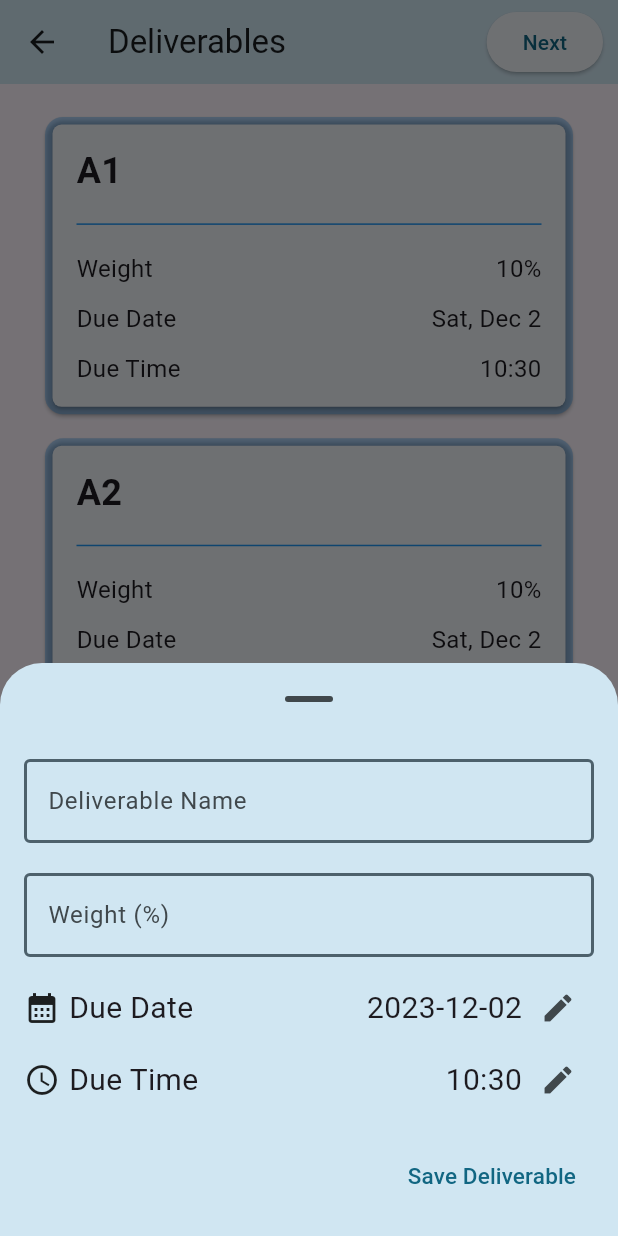
After one commit to K-rolls/CourseCompass, a Flutter app: the CourseConfigDeliverables screen opened directly, after a tap on "New", on a phone screen of 412 x 824 dp. The commit adds this screen. Run offline on Flutter 3.47's test engine with Material 2 defaults, Android fonts, the phone set to English and light mode, and no system bars; our stand-ins replace material_symbols_icons, table_calendar.

Commit message:
Deliverables Page (#54)
* Began implementing course config deliverables page

* -Fixed datepicker
-Began implementing timepicker

* Got timepicker working and state in alertdialog updating corrently

* -Added weight field with validation
-Improved styling

* -Improved styling

* -added pubspec to gitignore

* configured analysis options

* -Made deliverables card
-Fixed modal to scale with keyboard

* fixed main

* Formatfarting

* Appeasing the linter

* import fixes

```diff
--- a/analysis_options.yaml
+++ b/analysis_options.yaml
@@ -1 +1,5 @@
 include: package:flutter_lints/flutter.yaml
+
+linter:
+  rules:
+    - require_trailing_commas
--- /dev/null
+++ b/lib/view/components/course_config_flow/flow.dart
@@ -0,0 +1 @@
+// Empty file so git picks up folder structure
--- /dev/null
+++ b/lib/view/components/course_config_flow/pages/deliverables.dart
@@ -0,0 +1,279 @@
+import 'package:flutter/material.dart';
+import 'package:flutter/services.dart';
+
+import '../../deliverables_card.dart';
+
+class CourseConfigDeliverables extends StatefulWidget {
+  const CourseConfigDeliverables({super.key});
+
+  @override
+  State<CourseConfigDeliverables> createState() =>
+      _CourseConfigDeliverablesState();
+}
+
+class _CourseConfigDeliverablesState extends State<CourseConfigDeliverables> {
+  DateTime _selectedDate = DateTime.now();
+  TimeOfDay _selectedTime = TimeOfDay.now();
+  final TextEditingController _weightController = TextEditingController();
+  String? weightErrorText;
+
+  Future<void> _selectDate(BuildContext context, StateSetter setState) async {
+    final DateTime? picked = await showDatePicker(
+      context: context,
+      initialDate: _selectedDate,
+      firstDate: DateTime(2000),
+      lastDate: DateTime.now(),
+    );
+    if (picked != null) {
+      setState(() {
+        _selectedDate = picked;
+      });
+    }
+  }
+
+  Future<void> _selectTime(BuildContext context, StateSetter setState) async {
+    final TimeOfDay? picked = await showTimePicker(
+      context: context,
+      initialTime: _selectedTime,
+    );
+    if (picked != null) {
+      setState(() {
+        _selectedTime = picked;
+      });
+    }
+  }
+
+  @override
+  Widget build(BuildContext context) {
+    return Dialog.fullscreen(
+      child: Scaffold(
+        resizeToAvoidBottomInset: true,
+        appBar: AppBar(
+          backgroundColor: Theme.of(context).colorScheme.secondaryContainer,
+          title: const Text('Deliverables'),
+          actions: [
+            Padding(
+              padding: const EdgeInsets.only(right: 10.0),
+              child:
+                  ElevatedButton(onPressed: () {}, child: const Text('Next')),
+            ),
+          ],
+        ),
+        floatingActionButton: FloatingActionButton.extended(
+          isExtended: true,
+          onPressed: () => {
+            showModalBottomSheet(
+              backgroundColor: Theme.of(context).colorScheme.secondaryContainer,
+              context: context,
+              isScrollControlled: true,
+              builder: (BuildContext context) {
+                return StatefulBuilder(
+                  builder: (BuildContext context, StateSetter setState) {
+                    return SingleChildScrollView(
+                      child: Padding(
+                        padding: EdgeInsets.only(
+                          bottom: MediaQuery.of(context).viewInsets.bottom,
+                        ),
+                        child: SizedBox(
+                          width: MediaQuery.of(context).size.width,
+                          child: Padding(
+                            padding: const EdgeInsets.all(16.0),
+                            child: Column(
+                              mainAxisSize: MainAxisSize.min,
+                              children: [
+                                TextField(
+                                  decoration: InputDecoration(
+                                    enabledBorder: OutlineInputBorder(
+                                      borderSide: BorderSide(
+                                        color: Theme.of(context)
+                                            .colorScheme
+                                            .secondary,
+                                        width: 2.0,
+                                      ),
+                                    ),
+                                    border: OutlineInputBorder(
+                                      borderSide: BorderSide(
+                                        color: Theme.of(context)
+                                            .colorScheme
+                                            .secondary,
+                                        width: 2.0,
+                                      ),
+                                    ),
+                                    labelText: 'Deliverable Name',
+                                  ),
+                                ),
+                                const SizedBox(height: 20),
+                                TextField(
+                                  controller: _weightController,
+                                  keyboardType: TextInputType.number,
+                                  inputFormatters: <TextInputFormatter>[
+                                    FilteringTextInputFormatter.allow(
+                                      RegExp(r'[0-9]'),
+                                    ),
+                                  ],
+                                  decoration: InputDecoration(
+                                    enabledBorder: OutlineInputBorder(
+                                      borderSide: BorderSide(
+                                        color: Theme.of(context)
+                                            .colorScheme
+                                            .secondary,
+                                        width: 2.0,
+                                      ),
+                                    ),
+                                    border: OutlineInputBorder(
+                                      borderSide: BorderSide(
+                                        color: Theme.of(context)
+                                            .colorScheme
+                                            .secondary,
+                                        width: 2.0,
+                                      ),
+                                    ),
+                                    labelText: 'Weight (%)',
+                                    hintText: 'Enter a value between 0 and 100',
+                                    errorText: weightErrorText,
+                                  ),
+                                ),
+                                const SizedBox(height: 10),
+                                Row(
+                                  mainAxisAlignment:
+                                      MainAxisAlignment.spaceBetween,
+                                  children: [
+                                    const Row(
+                                      children: [
+                                        Icon(Icons.calendar_month),
+                                        SizedBox(width: 6),
+                                        Text(
+                                          style: TextStyle(fontSize: 20),
+                                          'Due Date',
+                                        ),
+                                      ],
+                                    ),
+                                    Row(
+                                      children: [
+                                        Text(
+                                          style: const TextStyle(fontSize: 20),
+                                          _selectedDate
+                                              .toLocal()
+                                              .toString()
+                                              .split(' ')[0],
+                                        ),
+                                        IconButton(
+                                          onPressed: () =>
+                                              _selectDate(context, setState),
+                                          icon: const Icon(Icons.edit),
+                                        ),
+                                      ],
+                                    ),
+                                  ],
+                                ),
+                                Row(
+                                  mainAxisAlignment:
+                                      MainAxisAlignment.spaceBetween,
+                                  children: [
+                                    const Row(
+                                      children: [
+                                        Icon(Icons.schedule),
+                                        SizedBox(width: 6),
+                                        Text(
+                                          style: TextStyle(fontSize: 20),
+                                          'Due Time',
+                                        ),
+                                      ],
+                                    ),
+                                    Row(
+                                      children: [
+                                        Text(
+                                          style: const TextStyle(fontSize: 20),
+                                          '${_selectedTime.hour}:${_selectedTime.minute.toString().padLeft(2, '0')}',
+                                        ),
+                                        IconButton(
+                                          onPressed: () =>
+                                              _selectTime(context, setState),
+                                          icon: const Icon(Icons.edit),
+                                        ),
+                                      ],
+                                    ),
+                                  ],
+                                ),
+                                const SizedBox(height: 16),
+                                Row(
+                                  mainAxisAlignment: MainAxisAlignment.end,
+                                  children: [
+                                    TextButton(
+                                      onPressed: () {
+                                        String errorText = _validateWeight();
+                                        if (errorText.isEmpty) {
+                                          // Process the entered values
+                                          Navigator.of(context).pop();
+                                        } else {
+                                          setState(() {
+                                            weightErrorText = errorText;
+                                          });
+                                        }
+                                      },
+                                      child: const Text(
+                                        style: TextStyle(fontSize: 15),
+                                        'Save Deliverable',
+                                      ),
+                                    ),
+                                  ],
+                                ),
+                              ],
+                            ),
+                          ),
+                        ),
+                      ),
+                    );
+                  },
+                );
+              },
+            ),
+          },
+          tooltip: 'Add a Deliverable',
+          icon: const Icon(Icons.add),
+          label: const Text(
+            'New',
+            style: TextStyle(fontSize: 15),
+          ),
+        ),
+        body: Center(
+          child: Padding(
+            //Placeholder widgets for now
+            padding: const EdgeInsets.all(10.0),
+            child: Column(
+              children: [
+                DeliverablesCard(
+                  name: 'A1',
+                  color: Colors.blue,
+                  weight: 10,
+                  dueDate: DateTime.now(),
+                  dueTime: TimeOfDay.now(),
+                ),
+                DeliverablesCard(
+                  name: 'A2',
+                  color: Colors.blue,
+                  weight: 10,
+                  dueDate: DateTime.now(),
+                  dueTime: TimeOfDay.now(),
+                ),
+              ],
+            ),
+          ),
+        ),
+      ),
+    );
+  }
+
+  String _validateWeight() {
+    // Validate that the entered value is between 0 and 100
+    try {
+      int weight = int.parse(_weightController.text);
+      if (weight < 0 || weight > 100) {
+        return 'Weight must be between 0 and 100';
+      }
+    } catch (e) {
+      return 'Invalid numeric input';
+    }
+    return ''; // No validation error
+  }
+}
--- /dev/null
+++ b/lib/view/components/deliverables_card.dart
@@ -0,0 +1,108 @@
+import 'package:flutter/material.dart';
+import 'package:intl/intl.dart';
+import '../styles/card_style.dart';
+
+class DeliverablesCard extends StatelessWidget {
+  final String name;
+  final Color color;
+  final num weight;
+  final DateTime dueDate;
+  final TimeOfDay dueTime;
+
+  /// Creates a card that displays each course deliverable.
+
+  //TODO: Update this to take in stream params
+  const DeliverablesCard({
+    super.key,
+    required this.name,
+    required this.color,
+    required this.weight,
+    required this.dueDate,
+    required this.dueTime,
+  });
+
+  @override
+  Widget build(BuildContext context) {
+    return Container(
+      padding: const EdgeInsets.only(
+        top: 8.0,
+        left: 16.0,
+        right: 16.0,
+      ),
+      height: MediaQuery.of(context).size.height * 0.26,
+      child: Card(
+        color: color.withOpacity(0.333),
+        child: Padding(
+          padding: const EdgeInsets.all(1.0),
+          child: Card(
+            shape: RoundedRectangleBorder(
+              borderRadius: BorderRadius.circular(6.0),
+            ),
+            child: InkWell(
+              onTap: () {
+                // TODO: Implement onTap functionality
+              },
+              borderRadius: BorderRadius.circular(6.0),
+              child: Padding(
+                padding: CardStyle.defaultPadding,
+                child: Column(
+                  mainAxisAlignment: MainAxisAlignment.spaceEvenly,
+                  children: [
+                    Row(
+                      children: [
+                        Text(
+                          name,
+                          style: CardStyle.titleStyle,
+                        ),
+                      ],
+                    ),
+                    Divider(color: color),
+                    Row(
+                      children: [
+                        Text(
+                          'Weight',
+                          style: CardStyle.bodyStyle,
+                        ),
+                        const Spacer(),
+                        Text(
+                          '${weight.toString()}%',
+                          style: CardStyle.bodyStyle,
+                        ),
+                      ],
+                    ),
+                    Row(
+                      children: [
+                        Text(
+                          'Due Date',
+                          style: CardStyle.bodyStyle,
+                        ),
+                        const Spacer(),
+                        Text(
+                          DateFormat('MMMEd').format(dueDate),
+                          style: CardStyle.bodyStyle,
+                        ),
+                      ],
+                    ),
+                    Row(
+                      children: [
+                        Text(
+                          'Due Time',
+                          style: CardStyle.bodyStyle,
+                        ),
+                        const Spacer(),
+                        Text(
+                          '${dueTime.hour}:${dueTime.minute.toString().padLeft(2, '0')}',
+                          style: CardStyle.bodyStyle,
+                        ),
+                      ],
+                    ),
+                  ],
+                ),
+              ),
+            ),
+          ),
+        ),
+      ),
+    );
+  }
+}
--- a/pubspec.yaml
+++ b/pubspec.yaml
@@ -11,6 +11,7 @@ dependencies:
   flutter:
     sdk: flutter
   flutter_launcher_icons: ^0.13.1
+  intl: ^0.18.1
   material_symbols_icons: ^4.2711.0
   table_calendar: ^3.0.9
 
```
Also changed, not shown: lib/view/home.dart (+11 -5 lines), pubspec.lock (deleted), 1 other file.
